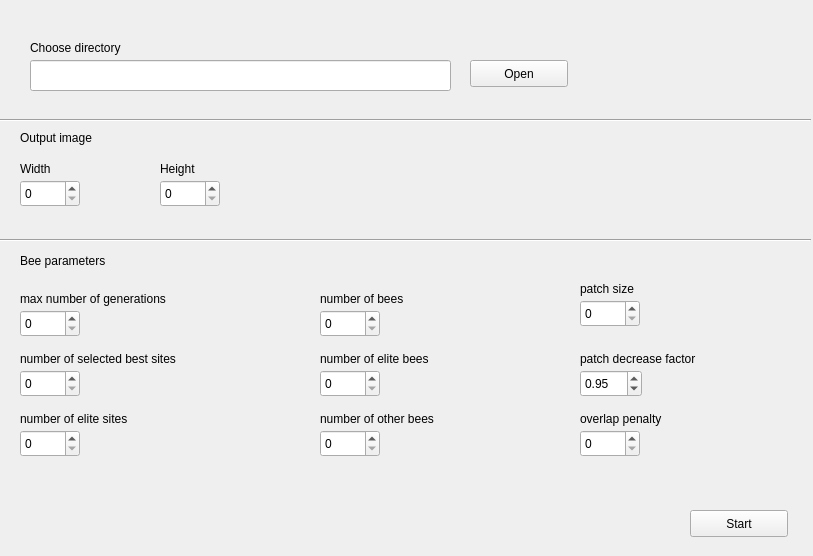
Qt form GUI.ui (Odyseja/BO-projekt) before a commit.
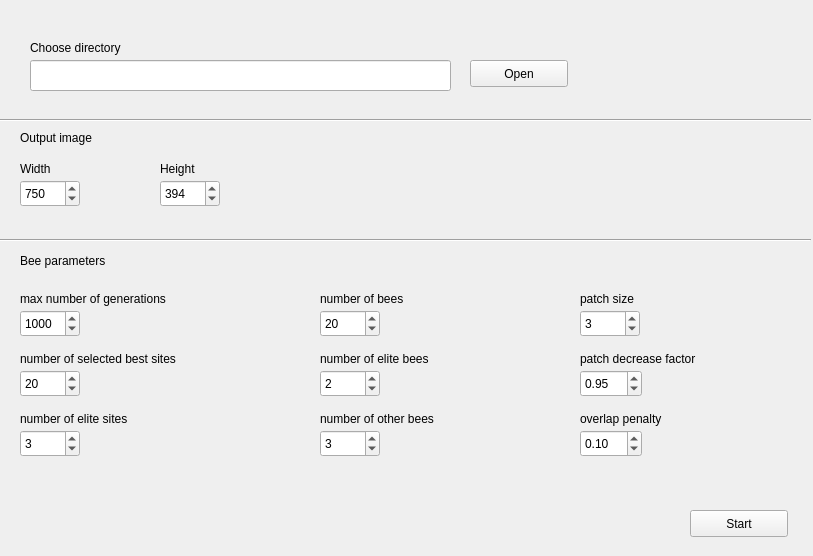
The same form after that commit.

Commit message: added default values in gui

Patch:
```diff
--- a/GUI.ui
+++ b/GUI.ui
@@ -80,6 +80,9 @@
    <property name="maximum">
     <number>10000</number>
    </property>
+   <property name="value">
+    <number>750</number>
+   </property>
   </widget>
   <widget class="QSpinBox" name="heightSpinBox">
    <property name="geometry">
@@ -93,6 +96,9 @@
    <property name="maximum">
     <number>10000</number>
    </property>
+   <property name="value">
+    <number>394</number>
+   </property>
   </widget>
   <widget class="QLabel" name="widthLabel">
    <property name="geometry">
@@ -197,6 +203,9 @@
    <property name="maximum">
     <number>10000</number>
    </property>
+   <property name="value">
+    <number>1000</number>
+   </property>
   </widget>
   <widget class="QSpinBox" name="beeNumberSpinBox">
    <property name="geometry">
@@ -210,6 +219,9 @@
    <property name="maximum">
     <number>10000</number>
    </property>
+   <property name="value">
+    <number>20</number>
+   </property>
   </widget>
   <widget class="QLabel" name="beeNumberLabel">
    <property name="geometry">
@@ -236,6 +248,9 @@
    <property name="maximum">
     <number>10000</number>
    </property>
+   <property name="value">
+    <number>20</number>
+   </property>
   </widget>
   <widget class="QLabel" name="selectedBestSidesNumberLabel">
    <property name="geometry">
@@ -262,6 +277,9 @@
    <property name="maximum">
     <number>10000</number>
    </property>
+   <property name="value">
+    <number>3</number>
+   </property>
   </widget>
   <widget class="QLabel" name="eliteSitesNumberLabel">
    <property name="geometry">
@@ -280,7 +298,7 @@
    <property name="geometry">
     <rect>
      <x>580</x>
-     <y>300</y>
+     <y>310</y>
      <width>60</width>
      <height>27</height>
     </rect>
@@ -288,6 +306,9 @@
    <property name="maximum">
     <number>10000</number>
    </property>
+   <property name="value">
+    <number>3</number>
+   </property>
   </widget>
   <widget class="QSpinBox" name="eliteBeesNumberSpinbox">
    <property name="geometry">
@@ -301,6 +322,9 @@
    <property name="maximum">
     <number>10000</number>
    </property>
+   <property name="value">
+    <number>2</number>
+   </property>
   </widget>
   <widget class="QSpinBox" name="otherBeesNumberSpinBox">
    <property name="geometry">
@@ -314,12 +338,15 @@
    <property name="maximum">
     <number>10000</number>
    </property>
+   <property name="value">
+    <number>3</number>
+   </property>
   </widget>
   <widget class="QLabel" name="patchSizeLabel">
    <property name="geometry">
     <rect>
      <x>580</x>
-     <y>280</y>
+     <y>290</y>
      <width>181</width>
      <height>17</height>
     </rect>
@@ -380,19 +407,6 @@
     <double>0.950000000000000</double>
    </property>
   </widget>
-  <widget class="QSpinBox" name="overlaPenaltySpinBox">
-   <property name="geometry">
-    <rect>
-     <x>580</x>
-     <y>430</y>
-     <width>60</width>
-     <height>27</height>
-    </rect>
-   </property>
-   <property name="maximum">
-    <number>10000</number>
-   </property>
-  </widget>
   <widget class="QLabel" name="overlapPenaltyLabel">
    <property name="geometry">
     <rect>
@@ -406,6 +420,19 @@
     <string>overlap penalty</string>
    </property>
   </widget>
+  <widget class="QDoubleSpinBox" name="overlapPenaltySpinBox">
+   <property name="geometry">
+    <rect>
+     <x>580</x>
+     <y>430</y>
+     <width>62</width>
+     <height>27</height>
+    </rect>
+   </property>
+   <property name="value">
+    <double>0.100000000000000</double>
+   </property>
+  </widget>
  </widget>
  <resources/>
  <connections/>
```
The commit also changes 2 other files.
